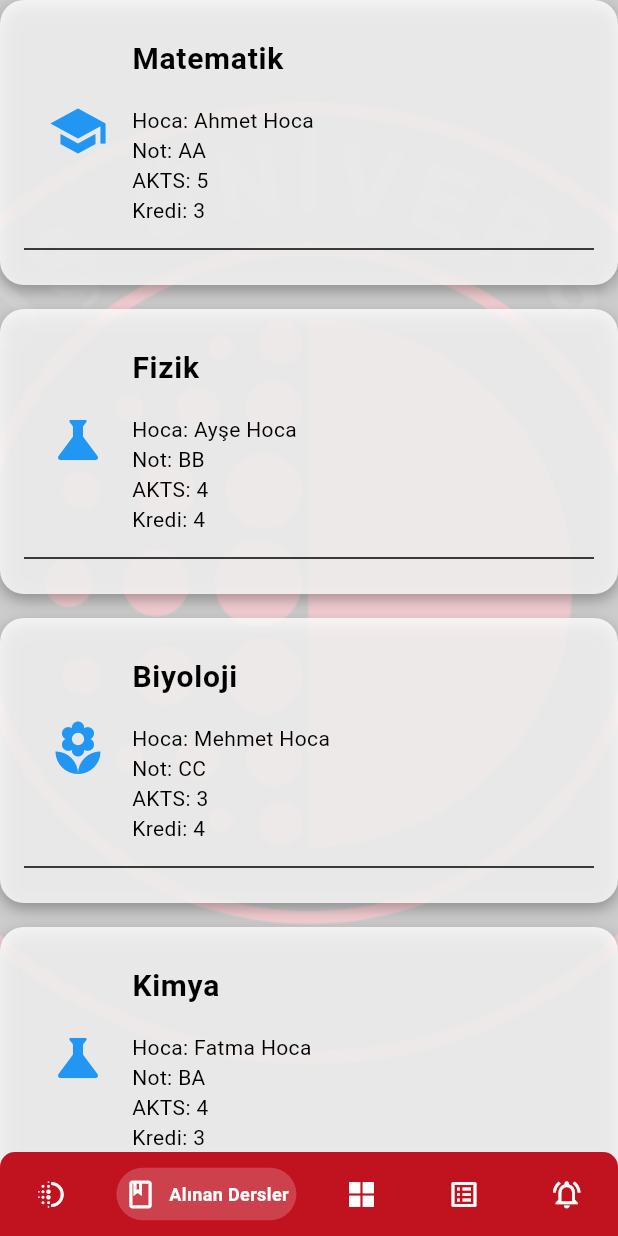
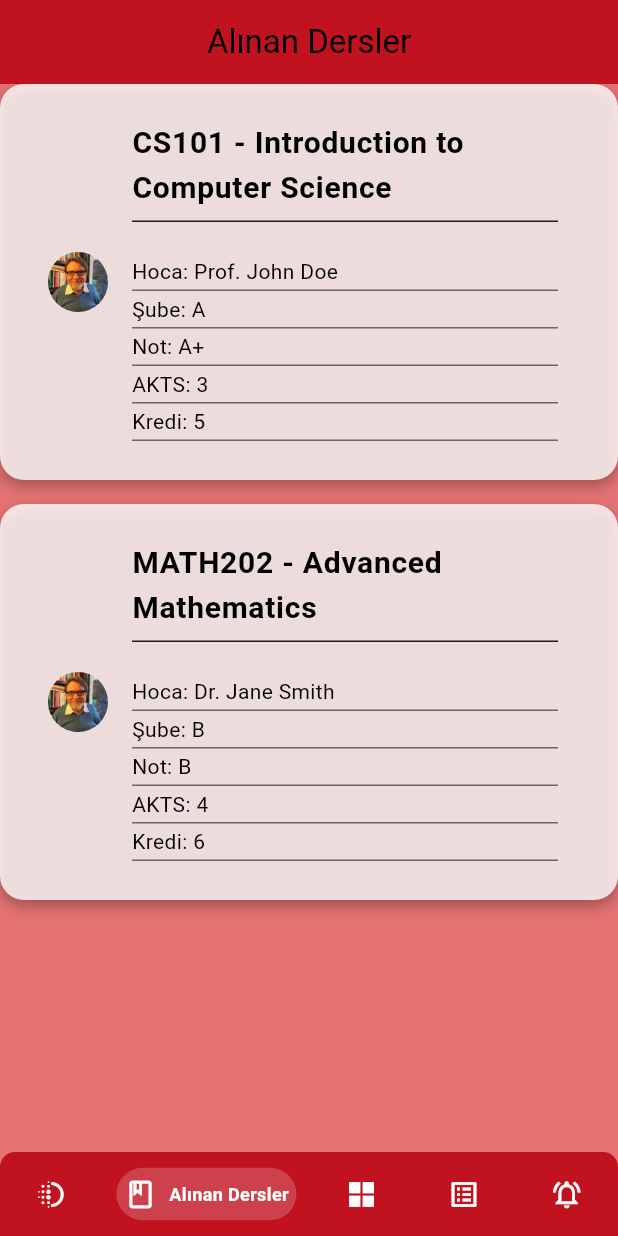
Before and after one commit to ugurakcaydev/DogusApp, a Flutter app: the screen it shows after launch, item 2 of the bottom bar chosen, on a phone screen of 412 x 824 dp. Run offline on Flutter 3.47's test engine with Material 3 defaults, Android fonts, the phone set to English and light mode, and no system bars; drawn by our look-alikes of persistent_bottom_nav_bar; our stand-ins replace contained_tab_bar_view, get; missing offline and left inert: bottom_sheet.

Commit message:
enesin sayfa eklendi (beceremedi)

```diff
--- a/lib/navbar/navbar.dart
+++ b/lib/navbar/navbar.dart
@@ -1,6 +1,5 @@
 import 'package:dogus_app/pages/home.dart';
-import 'package:dogus_app/pages/AlinanDersler.dart';
-
+import 'package:dogus_app/pages/mylessons.dart';
 import 'package:dogus_app/pages/setting.dart';
 import 'package:dogus_app/widgets/customBottomSheet.dart';
 import 'package:persistent_bottom_nav_bar/persistent_tab_view.dart';
@@ -34,7 +33,7 @@ class _NavbarState extends State<Navbar> {
       controller: _controller,
       screens: [
         Home(),
-        AlinanDersler(),
+        MyLessons(),
         Container(), //QuickMenu
         Setting(),
         Container() //Notifications
--- a/lib/pages/AlinanDersler.dart
+++ b/lib/pages/mylessons.dart
@@ -1,69 +1,48 @@
 import 'package:flutter/material.dart';
 
-class AlinanDersler extends StatefulWidget {
-  const AlinanDersler({Key? key}) : super(key: key);
+class MyLessons extends StatefulWidget {
+  const MyLessons({Key? key}) : super(key: key);
 
   @override
-  _AlinanDerslerState createState() => _AlinanDerslerState();
+  _MyLessonsState createState() => _MyLessonsState();
 }
 
-class _AlinanDerslerState extends State<AlinanDersler> {
+class _MyLessonsState extends State<MyLessons> {
   List<Map<String, dynamic>> dummyData = [
     {
-      "lessonName": "Matematik",
-      "instructor": "Ahmet Hoca",
-      "grade": "AA",
-      "akts": 5,
-      "credit": 3,
-      "icon": Icons.school_sharp,
-      "details": "Matematik dersi ile ilgili ek bilgiler burada yer alacak.",
+      'lessonCode': 'CS101',
+      'lessonName': 'Introduction to Computer Science',
+      'instructor': 'Prof. John Doe',
+      'branch': 'A',
+      'grade': 'A+',
+      'akts': 3,
+      'credit': 5,
+      'details': 'This is an introductory course to computer science.',
     },
     {
-      "lessonName": "Fizik",
-      "instructor": "Ayşe Hoca",
-      "grade": "BB",
-      "akts": 4,
-      "credit": 4,
-      "icon": Icons.science_sharp,
-      "details": "Fizik dersi ile ilgili ek bilgiler burada yer alacak.",
+      'lessonCode': 'MATH202',
+      'lessonName': 'Advanced Mathematics',
+      'instructor': 'Dr. Jane Smith',
+      'branch': 'B',
+      'grade': 'B',
+      'akts': 4,
+      'credit': 6,
+      'details': 'This course covers advanced mathematical topics.',
     },
-    {
-      "lessonName": "Biyoloji",
-      "instructor": "Mehmet Hoca",
-      "grade": "CC",
-      "akts": 3,
-      "credit": 4,
-      "icon": Icons.local_florist_sharp,
-      "details": "Biyoloji dersi ile ilgili ek bilgiler burada yer alacak.",
-    },
-    {
-      "lessonName": "Kimya",
-      "instructor": "Fatma Hoca",
-      "grade": "BA",
-      "akts": 4,
-      "credit": 3,
-      "icon": Icons.science_sharp,
-      "details": "Kimya dersi ile ilgili ek bilgiler burada yer alacak.",
-    },
-    // Diğer dersler...
-  ];
+  ]; // Diğer dersler ]
 
   int? selectedLessonIndex;
 
   @override
   Widget build(BuildContext context) {
     return Scaffold(
+      appBar: AppBar(
+        title: Text('Alınan Dersler'),
+        backgroundColor: Color(0xffc1121f),
+        centerTitle: true,
+      ),
       body: Container(
-        decoration: BoxDecoration(
-          image: DecorationImage(
-            image: AssetImage("images/Dogus_universitesi_logo.png"),
-            fit: BoxFit.cover,
-            colorFilter: ColorFilter.mode(
-              Colors.black.withOpacity(0.2),
-              BlendMode.dstATop,
-            ),
-          ),
-        ),
+        color: Colors.red[300],
         child: ListView.builder(
           itemCount: dummyData.length,
           itemBuilder: (context, index) {
@@ -71,11 +50,9 @@ class _AlinanDerslerState extends State<AlinanDersler> {
             return GestureDetector(
               onTap: () {
                 setState(() {
-                  if (selectedLessonIndex == index) {
-                    selectedLessonIndex = null;
-                  } else {
-                    selectedLessonIndex = index;
-                  }
+                  selectedLessonIndex =
+                      selectedLessonIndex == index ? null : index;
+                  Navigator.of(context, rootNavigator: true);
                 });
               },
               child: AnimatedContainer(
@@ -86,8 +63,7 @@ class _AlinanDerslerState extends State<AlinanDersler> {
                 decoration: BoxDecoration(
                   color: Colors.white.withOpacity(0.8),
                   borderRadius: BorderRadius.circular(
-                    selectedLessonIndex == index ? 0 : 16,
-                  ),
+                      selectedLessonIndex == index ? 0 : 16),
                   boxShadow: [
                     BoxShadow(
                       color: Colors.black.withOpacity(0.3),
@@ -99,26 +75,39 @@ class _AlinanDerslerState extends State<AlinanDersler> {
                 child: Column(
                   children: [
                     ListTile(
-                      leading: Icon(
-                        lesson['icon'],
-                        size: 40,
-                        color: Colors.blue,
+                      leading: CircleAvatar(
+                        backgroundImage: AssetImage('images/mitatuysal.jpg'),
                       ),
-                      title: Text(
-                        lesson['lessonName']!,
-                        style: TextStyle(
-                          fontWeight: FontWeight.bold,
-                          fontSize: 20,
-                        ),
+                      title: Column(
+                        crossAxisAlignment: CrossAxisAlignment.start,
+                        children: [
+                          Text(
+                            '${lesson['lessonCode']} - ${lesson['lessonName']}',
+                            style: TextStyle(
+                              fontWeight: FontWeight.bold,
+                              fontSize: 20,
+                            ),
+                          ),
+                          Divider(
+                            color: Colors.black87,
+                            height: 15,
+                          ), // Yatay çizgi ekleniyor
+                        ],
                       ),
                       subtitle: Column(
                         crossAxisAlignment: CrossAxisAlignment.start,
                         children: [
                           SizedBox(height: 16),
                           Text('Hoca: ${lesson['instructor']}'),
+                          Divider(color: Colors.black54, height: 5),
+                          Text('Şube: ${lesson['branch']}'),
+                          Divider(color: Colors.black54, height: 5),
                           Text('Not: ${lesson['grade']}'),
+                          Divider(color: Colors.black54, height: 5),
                           Text('AKTS: ${lesson['akts']}'),
+                          Divider(color: Colors.black54, height: 5),
                           Text('Kredi: ${lesson['credit']}'),
+                          Divider(color: Colors.black54, height: 5),
                         ],
                       ),
                       tileColor: Colors.transparent,
@@ -134,15 +123,18 @@ class _AlinanDerslerState extends State<AlinanDersler> {
                         child: Column(
                           crossAxisAlignment: CrossAxisAlignment.start,
                           children: [
-                            Text('Ek Bilgiler:',
-                                style: TextStyle(
-                                    fontWeight: FontWeight.bold, fontSize: 16)),
+                            Text(
+                              'Ek Bilgiler:',
+                              style: TextStyle(
+                                fontWeight: FontWeight.bold,
+                                fontSize: 16,
+                              ),
+                            ),
                             SizedBox(height: 8),
                             Text(lesson['details'] ?? ''),
                           ],
                         ),
                       ),
-                    Divider(color: Colors.black),
                   ],
                 ),
               ),
--- a/lib/routes/routes.dart
+++ b/lib/routes/routes.dart
@@ -2,7 +2,7 @@ import "package:dogus_app/navbar/navbar.dart";
 import 'package:dogus_app/pages/quickmenu.dart';
 import 'package:dogus_app/pages/home.dart';
 import 'package:dogus_app/pages/login.dart';
-import "package:dogus_app/pages/AlinanDersler.dart";
+import 'package:dogus_app/pages/mylessons.dart';
 import "package:dogus_app/pages/profile.dart";
 import "package:dogus_app/pages/setting.dart";
 import "package:dogus_app/screens/StudentCalendar/index.dart";
@@ -12,7 +12,7 @@ class AppPage {
   static String navbar = "/";
   static String login = "/login";
   static String home = "/home";
-  static String alinanDersler = "/alinandersler";
+  static String mylessons = "/mylessons";
   static String setting = "/setting";
   static String profile = "/profile";
   static String studentcalendar = "/studentcalendar";
@@ -21,7 +21,7 @@ class AppPage {
     GetPage(name: navbar, page: () => const Navbar()),
     GetPage(name: login, page: () => const LoginPage()),
     GetPage(name: home, page: () => const Home()),
-    GetPage(name: alinanDersler, page: () => const AlinanDersler()),
+    GetPage(name: mylessons, page: () => const MyLessons()),
     GetPage(name: setting, page: () => const Setting()),
     GetPage(name: profile, page: () => const Profile()),
     GetPage(name: studentcalendar, page: () => const StudentCalendar()),
@@ -30,7 +30,7 @@ class AppPage {
   static getnavbar() => navbar;
   static getlogin() => login;
   static gethome() => home;
-  static getAlinanDersler() => alinanDersler;
+  static getmylessons() => mylessons;
   static getsetting() => setting;
   static getprofile() => profile;
   static getstudentcalendar() => studentcalendar;
```
Also changed, not shown: images/mitatuysal.jpg (added).
